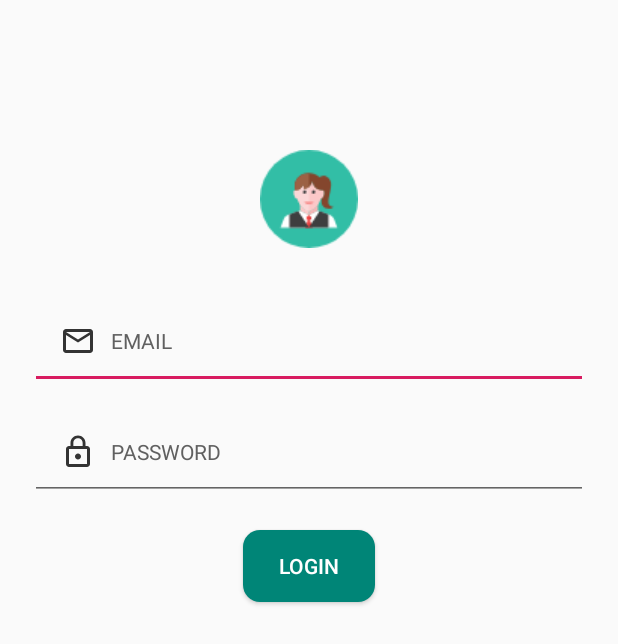
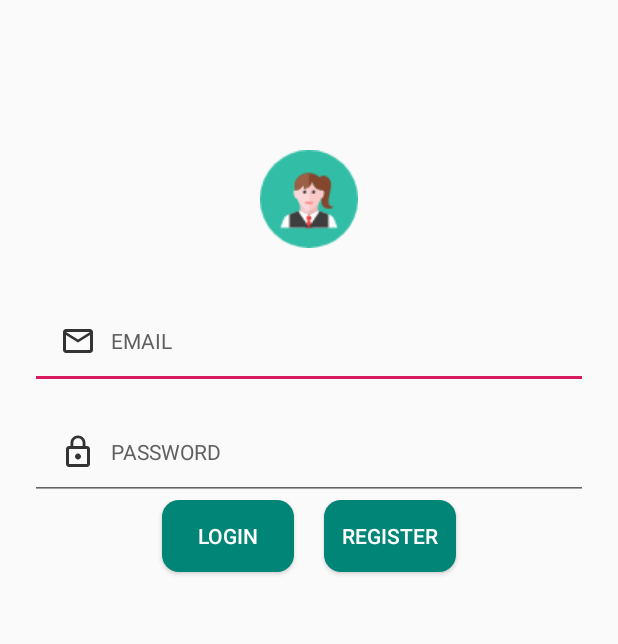
Before and after one commit to VictorJuez/MyWaiter, an Android app: the screen it shows after launch (MainActivity), on a phone screen of 412 x 824 dp. Shown: the top 644 px of the screen. Run offline under Robolectric (Android 15) with nearby library versions, the phone set to English and light mode, and no system bars; our stand-ins replace Firebase (no records; nobody signed in at launch, a user with empty details on screens opened directly).

Commit message:
Register and Login with Firebase already working

```diff
--- a/app/build.gradle
+++ b/app/build.gradle
@@ -32,6 +32,7 @@ dependencies {
     implementation 'com.google.firebase:firebase-storage:16.0.4'
     implementation 'com.google.android.gms:play-services-vision:16.2.0'
     implementation 'com.squareup.picasso:picasso:2.71828'
+    implementation 'com.firebaseui:firebase-ui-auth:4.1.0'
 
 }
 
--- a/app/src/main/java/com/example/victorjuez/mywaiter/View/MainActivity.java
+++ b/app/src/main/java/com/example/victorjuez/mywaiter/View/MainActivity.java
@@ -1,14 +1,23 @@
 package com.example.victorjuez.mywaiter.View;
 
+import android.app.ProgressDialog;
 import android.content.Intent;
 import android.support.annotation.NonNull;
 import android.support.v7.app.AppCompatActivity;
 import android.os.Bundle;
+import android.text.TextUtils;
 import android.util.Log;
 import android.view.View;
+import android.view.View.OnClickListener;
 import android.widget.Button;
+import android.widget.EditText;
+import android.widget.Toast;
 
 import com.example.victorjuez.mywaiter.R;
+import com.google.android.gms.tasks.OnCompleteListener;
+import com.google.android.gms.tasks.Task;
+import com.google.firebase.auth.AuthResult;
+import com.google.firebase.auth.FirebaseAuth;
 import com.google.firebase.database.DataSnapshot;
 import com.google.firebase.database.DatabaseError;
 import com.google.firebase.database.DatabaseReference;
@@ -17,11 +26,13 @@ import com.google.firebase.database.ValueEventListener;
 
 import java.util.HashMap;
 
-public class MainActivity extends AppCompatActivity {
+public class MainActivity extends AppCompatActivity implements View.OnClickListener{
 
-    Button loginButton;
+    private Button loginButton, registerButton;
+    private EditText emailEditText, passwdEditText;
+    private ProgressDialog progressDialog;
 
-    FirebaseDatabase database = FirebaseDatabase.getInstance();
+    private FirebaseAuth firebaseAuth;
 
 
     @Override
@@ -29,14 +40,89 @@ public class MainActivity extends AppCompatActivity {
         super.onCreate(savedInstanceState);
         setContentView(R.layout.activity_main);
 
+        firebaseAuth = FirebaseAuth.getInstance();
+
         loginButton = findViewById(R.id.loginButton);
+        registerButton = findViewById(R.id.registerButton);
+        emailEditText = findViewById(R.id.email);
+        passwdEditText = findViewById(R.id.password);
 
-        loginButton.setOnClickListener(new View.OnClickListener() {
+        progressDialog = new ProgressDialog(this);
+
+        loginButton.setOnClickListener(this);
+        registerButton.setOnClickListener(this);
+    }
+
+
     @Override
     public void onClick(View v) {
+        if(v == loginButton){
+            loginUser();
+        }
+        else if (v == registerButton){
+            registerUser();
+        }
+    }
+
+    private void registerUser() {
+        String email = emailEditText.getText().toString().trim();
+        String password = passwdEditText.getText().toString().trim();
+
+        if(TextUtils.isEmpty(email) || TextUtils.isEmpty(password)){
+            Toast.makeText(getApplicationContext(), "email and password has to be entered", Toast.LENGTH_SHORT).show();
+            return;
+        }
+
+        else if(password.length()<6){
+            Toast.makeText(getApplicationContext(), "Password has to be at least 6 characters long", Toast.LENGTH_SHORT).show();
+            return;
+        }
+
+        progressDialog.setMessage("Registering user...");
+        progressDialog.show();
+
+        firebaseAuth.createUserWithEmailAndPassword(email, password)
+                .addOnCompleteListener(this, new OnCompleteListener<AuthResult>() {
+                    @Override
+                    public void onComplete(@NonNull Task<AuthResult> task) {
+                        if(task.isSuccessful()){
+                            //user is successfully registered and logged in
+                            Toast.makeText(getApplicationContext(), "Registered Successfully", Toast.LENGTH_SHORT).show();
                             Intent intent = new Intent(MainActivity.this, ScanActivity.class);
                             startActivity(intent);
                         }
+                        else Toast.makeText(getApplicationContext(), "Authentication failed." + task.getException(),
+                                Toast.LENGTH_LONG).show();;
+                    }
                 });
     }
+
+    private void loginUser() {
+        String email = emailEditText.getText().toString().trim();
+        String password = passwdEditText.getText().toString().trim();
+
+        if(TextUtils.isEmpty(email) || TextUtils.isEmpty(password)){
+            Toast.makeText(getApplicationContext(), "email and password has to be entered", Toast.LENGTH_SHORT).show();
+            return;
         }
+
+        progressDialog.setMessage("Login user...");
+        progressDialog.show();
+
+        firebaseAuth.signInWithEmailAndPassword(email, password)
+                .addOnCompleteListener(this, new OnCompleteListener<AuthResult>() {
+                    @Override
+                    public void onComplete(@NonNull Task<AuthResult> task) {
+                        if(task.isSuccessful()){
+                            //user is successfully registered and logged in
+                            Toast.makeText(getApplicationContext(), "Login Successfully", Toast.LENGTH_SHORT).show();
+                            Intent intent = new Intent(MainActivity.this, ScanActivity.class);
+                            startActivity(intent);
+                        }
+                        else Toast.makeText(getApplicationContext(), "Authentication failed." + task.getException(),
+                                Toast.LENGTH_LONG).show();;
+                    }
+                });
+
+    }
+}
--- a/app/src/main/res/layout/activity_main.xml
+++ b/app/src/main/res/layout/activity_main.xml
@@ -44,6 +44,12 @@
         android:textColorHint="#606060"
         android:inputType="textPassword"/>
 
+
+    <android.support.v7.widget.LinearLayoutCompat
+        android:layout_width="wrap_content"
+        android:layout_height="wrap_content"
+        android:layout_gravity="center_horizontal">
+
         <Button
             android:id="@+id/loginButton"
             android:layout_width="wrap_content"
@@ -51,7 +57,20 @@
             android:layout_gravity="center_horizontal"
             android:text="LOGIN"
             android:layout_marginTop="20dp"
+            android:layout_margin="10dp"
             style="@style/AppTheme.RoundedCornerMaterialButton"
             />
 
+        <Button
+            android:id="@+id/registerButton"
+            android:layout_width="wrap_content"
+            android:layout_height="wrap_content"
+            android:layout_gravity="center_horizontal"
+            android:text="REGISTER"
+            android:layout_marginTop="20dp"
+            android:layout_margin="10dp"
+            style="@style/AppTheme.RoundedCornerMaterialButton"
+            />
+    </android.support.v7.widget.LinearLayoutCompat>
+
 </LinearLayout>
```
Lines whose indentation alone changed are shown as unchanged.
